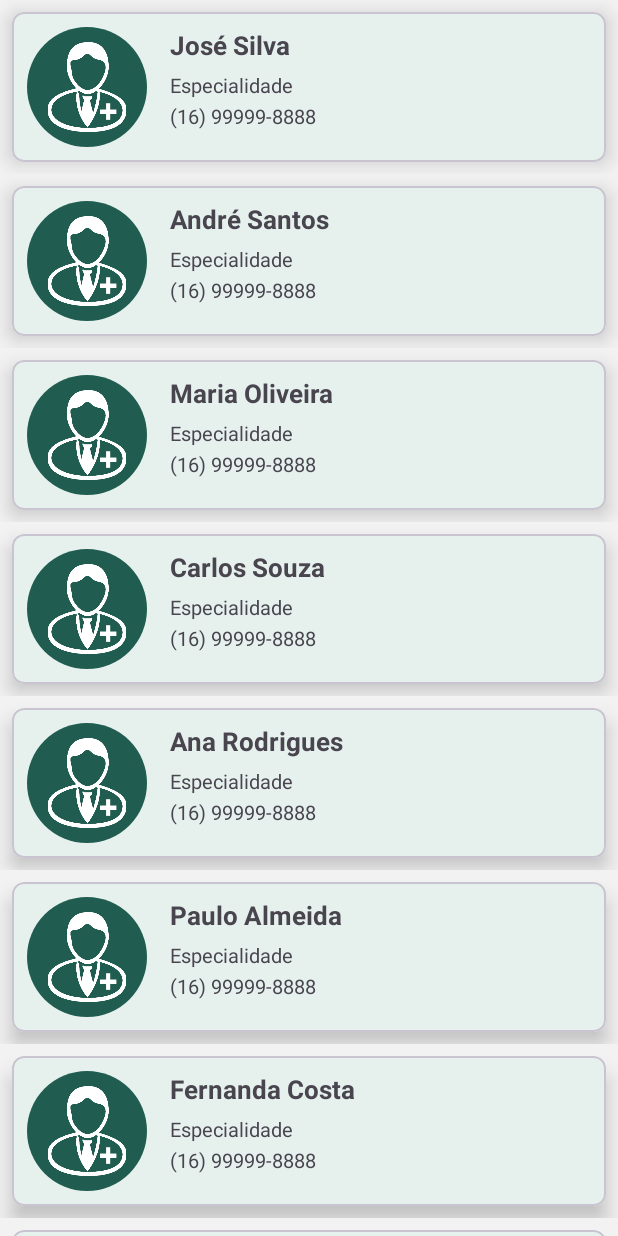
After one commit to GuilhermeVFSousa/voll-med-android, an Android app: the DoctorsFragment screen opened through its navigation route, on a phone screen of 412 x 824 dp. The commit adds this screen. Run offline under Robolectric (Android 15) with nearby library versions, the phone set to English and light mode, and no system bars; our stand-ins replace data binding.

Commit message:
add splash and doctors view

```diff
--- a/app/build.gradle
+++ b/app/build.gradle
@@ -52,6 +52,7 @@ dependencies {
     implementation 'androidx.legacy:legacy-support-v4:1.0.0'
     implementation 'androidx.lifecycle:lifecycle-livedata-ktx:2.6.1'
     implementation 'androidx.lifecycle:lifecycle-viewmodel-ktx:2.6.1'
+    implementation 'androidx.core:core-ktx:1.10.0'
     def nav_version = "2.5.3"
     def paging_version = "3.1.0"
 
--- /dev/null
+++ b/app/src/main/java/com/gvfs/vollmed/features/doctor/DoctorsAdapter.kt
@@ -0,0 +1,31 @@
+package com.gvfs.vollmed.features.doctor
+
+import android.view.LayoutInflater
+import android.view.ViewGroup
+import androidx.recyclerview.widget.RecyclerView
+import com.gvfs.vollmed.databinding.FragmentDoctorListItemBinding
+import com.gvfs.vollmed.features.doctor.model.DoctorModel
+
+class DoctorsAdapter(private val doctors: List<DoctorModel>): RecyclerView.Adapter<DoctorsAdapter.ViewHolder>() {
+
+    inner class ViewHolder(val binder: FragmentDoctorListItemBinding): RecyclerView.ViewHolder(binder.root) {
+
+    }
+
+    override fun onCreateViewHolder(parent: ViewGroup, viewType: Int): ViewHolder {
+       val binding = FragmentDoctorListItemBinding.inflate(LayoutInflater.from(parent.context), parent, false)
+        return ViewHolder(binding)
+    }
+
+    override fun getItemCount(): Int {
+        return doctors.size
+    }
+
+    override fun onBindViewHolder(holder: ViewHolder, position: Int) {
+        val currentDoctor = doctors[position]
+        holder.binder.apply {
+            doctor = currentDoctor
+            executePendingBindings()
+        }
+    }
+}
--- /dev/null
+++ b/app/src/main/java/com/gvfs/vollmed/features/doctor/DoctorsFragment.kt
@@ -0,0 +1,37 @@
+package com.gvfs.vollmed.features.doctor
+
+import androidx.lifecycle.ViewModelProvider
+import android.os.Bundle
+import androidx.fragment.app.Fragment
+import android.view.LayoutInflater
+import android.view.View
+import android.view.ViewGroup
+import androidx.fragment.app.viewModels
+import com.gvfs.vollmed.R
+import com.gvfs.vollmed.databinding.FragmentDoctorsBinding
+
+class DoctorsFragment : Fragment() {
+
+    companion object {
+        fun newInstance() = DoctorsFragment()
+    }
+
+    private val viewModel: DoctorsViewModel by viewModels()
+    private lateinit var adapter: DoctorsAdapter
+
+    override fun onCreateView(
+        inflater: LayoutInflater, container: ViewGroup?,
+        savedInstanceState: Bundle?
+    ): View {
+
+        adapter = DoctorsAdapter(viewModel.getDoctors())
+
+       val bind = FragmentDoctorsBinding.inflate(inflater, container, false).apply {
+           viewModel = this@DoctorsFragment.viewModel
+           adapter = this@DoctorsFragment.adapter
+           lifecycleOwner = this@DoctorsFragment.viewLifecycleOwner
+       }
+        return bind.root
+    }
+
+}
--- /dev/null
+++ b/app/src/main/java/com/gvfs/vollmed/features/doctor/DoctorsViewModel.kt
@@ -0,0 +1,28 @@
+package com.gvfs.vollmed.features.doctor
+
+import androidx.lifecycle.ViewModel
+import com.gvfs.vollmed.features.doctor.model.DoctorModel
+
+class DoctorsViewModel : ViewModel() {
+    // TODO: Implement the ViewModel
+
+
+    fun getDoctors(): List<DoctorModel> {
+        return listOf(
+            DoctorModel(1, "José Silva"),
+            DoctorModel(2, "André Santos"),
+            DoctorModel(3, "Maria Oliveira"),
+            DoctorModel(4, "Carlos Souza"),
+            DoctorModel(5, "Ana Rodrigues"),
+            DoctorModel(6, "Paulo Almeida"),
+            DoctorModel(7, "Fernanda Costa"),
+            DoctorModel(8, "Luiz Pereira"),
+            DoctorModel(9, "Mariana Gomes"),
+            DoctorModel(10, "Ricardo Fernandes"),
+            DoctorModel(11, "Camila Cardoso"),
+            DoctorModel(12, "Pedro Martins"),
+            DoctorModel(13, "Sofia Barbosa"),
+            DoctorModel(14, "Gustavo Lima")
+        )
+    }
+}
--- /dev/null
+++ b/app/src/main/java/com/gvfs/vollmed/features/doctor/model/DoctorModel.kt
@@ -0,0 +1,3 @@
+package com.gvfs.vollmed.features.doctor.model
+
+data class DoctorModel(val id: Int, val name: String)
--- a/app/src/main/java/com/gvfs/vollmed/features/home/HomeFragment.kt
+++ b/app/src/main/java/com/gvfs/vollmed/features/home/HomeFragment.kt
@@ -6,7 +6,10 @@ import androidx.fragment.app.Fragment
 import android.view.LayoutInflater
 import android.view.View
 import android.view.ViewGroup
+import androidx.fragment.app.viewModels
+import androidx.navigation.findNavController
 import com.gvfs.vollmed.R
+import com.gvfs.vollmed.databinding.FragmentHomeBinding
 
 class HomeFragment : Fragment() {
 
@@ -14,19 +17,29 @@ class HomeFragment : Fragment() {
         fun newInstance() = HomeFragment()
     }
 
-    private lateinit var viewModel: HomeViewModel
+    private val viewModel: HomeViewModel by viewModels()
+    private var bind: FragmentHomeBinding? = null
 
     override fun onCreateView(
         inflater: LayoutInflater, container: ViewGroup?,
         savedInstanceState: Bundle?
     ): View? {
-        return inflater.inflate(R.layout.fragment_home, container, false)
+       bind =  FragmentHomeBinding.inflate(inflater, container, false).apply {
+       }
+        return bind?.root
     }
 
-    override fun onActivityCreated(savedInstanceState: Bundle?) {
-        super.onActivityCreated(savedInstanceState)
-        viewModel = ViewModelProvider(this).get(HomeViewModel::class.java)
-        // TODO: Use the ViewModel
+    override fun onViewCreated(view: View, savedInstanceState: Bundle?) {
+        bind?.llMedicos?.setOnClickListener {
+            view.findNavController().navigate(
+                HomeFragmentDirections.actionHomeFragmentToDoctorsFragment()
+            )
+        }
+    }
+
+    override fun onDestroy() {
+        super.onDestroy()
+        bind = null
     }
 
 }
--- a/app/src/main/java/com/gvfs/vollmed/features/login/LoginFragment.kt
+++ b/app/src/main/java/com/gvfs/vollmed/features/login/LoginFragment.kt
@@ -6,6 +6,7 @@ import androidx.fragment.app.Fragment
 import android.view.LayoutInflater
 import android.view.View
 import android.view.ViewGroup
+import androidx.fragment.app.viewModels
 import androidx.navigation.NavController
 import androidx.navigation.fragment.findNavController
 import com.gvfs.vollmed.R
@@ -17,7 +18,7 @@ class LoginFragment : Fragment() {
         fun newInstance() = LoginFragment()
     }
 
-    private lateinit var viewModel: LoginViewModel
+    private val viewModel: LoginViewModel by viewModels()
 
     override fun onCreateView(
         inflater: LayoutInflater, container: ViewGroup?,
--- a/app/src/main/java/com/gvfs/vollmed/features/login/LoginViewModel.kt
+++ b/app/src/main/java/com/gvfs/vollmed/features/login/LoginViewModel.kt
@@ -1,6 +1,7 @@
 package com.gvfs.vollmed.features.login
 
 import androidx.lifecycle.ViewModel
+import com.gvfs.vollmed.features.doctor.model.DoctorModel
 
 class LoginViewModel : ViewModel() {
     // TODO: Implement the ViewModel
--- /dev/null
+++ b/app/src/main/java/com/gvfs/vollmed/splash/activity_splash.kt
@@ -0,0 +1,42 @@
+package com.gvfs.vollmed.splash
+
+import android.animation.ObjectAnimator
+import android.animation.PropertyValuesHolder
+import android.content.Intent
+import android.os.Bundle
+import android.os.Handler
+import android.view.animation.AccelerateDecelerateInterpolator
+import android.widget.ImageView
+import androidx.appcompat.app.AppCompatActivity
+import com.gvfs.vollmed.MainActivity
+import com.gvfs.vollmed.R
+
+
+class activity_splash : AppCompatActivity() {
+
+    private val SPLASH_DISPLAY_LENGTH = 4000L
+    private val FADE_DURATION = 3000L
+
+
+    override fun onCreate(savedInstanceState: Bundle?) {
+        super.onCreate(savedInstanceState)
+        setContentView(R.layout.activity_splash)
+
+        val splashImage = findViewById<ImageView>(R.id.splashImage)
+
+        val animator = ObjectAnimator.ofPropertyValuesHolder(
+            splashImage,
+            PropertyValuesHolder.ofFloat("alpha", 0f, 1f)
+        )
+        animator.interpolator = AccelerateDecelerateInterpolator()
+        animator.duration = FADE_DURATION
+        animator.start()
+
+        Handler().postDelayed(Runnable {
+            val mainIntent = Intent(this, MainActivity::class.java)
+            startActivity(mainIntent)
+            finish()
+        }, SPLASH_DISPLAY_LENGTH)
+
+    }
+}
--- /dev/null
+++ b/app/src/main/res/drawable/image_rounded_background.xml
@@ -0,0 +1,8 @@
+<selector xmlns:android="http://schemas.android.com/apk/res/android">
+    <item>
+        <shape>
+            <solid android:color="#205d50" />
+            <corners android:radius="1000dp" />
+        </shape>
+    </item>
+</selector>
--- /dev/null
+++ b/app/src/main/res/layout/activity_splash.xml
@@ -0,0 +1,15 @@
+<?xml version="1.0" encoding="utf-8"?>
+<RelativeLayout xmlns:android="http://schemas.android.com/apk/res/android"
+    xmlns:tools="http://schemas.android.com/tools"
+    android:layout_width="match_parent"
+    android:layout_height="match_parent"
+    android:background="@color/white">
+
+    <ImageView
+        android:id="@+id/splashImage"
+        android:layout_width="match_parent"
+        android:layout_height="match_parent"
+        android:scaleType="center"
+        android:src="@drawable/logo_vollmed" />
+
+</RelativeLayout>
--- /dev/null
+++ b/app/src/main/res/layout/fragment_doctor_list_item.xml
@@ -0,0 +1,75 @@
+<?xml version="1.0" encoding="utf-8"?>
+<layout xmlns:android="http://schemas.android.com/apk/res/android"
+    xmlns:app="http://schemas.android.com/apk/res-auto"
+    xmlns:tools="http://schemas.android.com/tools">
+
+    <data>
+        <variable
+            name="doctor"
+            type="com.gvfs.vollmed.features.doctor.model.DoctorModel" />
+    </data>
+
+    <LinearLayout
+        android:layout_width="match_parent"
+        android:layout_height="wrap_content"
+        android:orientation="vertical">
+
+        <com.google.android.material.card.MaterialCardView
+            android:layout_width="match_parent"
+            android:layout_height="wrap_content"
+            android:layout_margin="8dp"
+            app:cardCornerRadius="8dp"
+            app:cardElevation="8dp">
+
+            <LinearLayout
+                android:layout_width="match_parent"
+                android:layout_height="wrap_content"
+                android:layout_margin="10dp"
+                android:orientation="horizontal">
+
+                <ImageView
+                    android:layout_width="80dp"
+                    android:layout_height="80dp"
+                    android:layout_gravity="center"
+                    android:padding="10dp"
+                    android:background="@drawable/image_rounded_background"
+                    android:src="@drawable/icon_medico"/>
+
+                <LinearLayout
+                    android:layout_width="match_parent"
+                    android:layout_height="wrap_content"
+                    android:orientation="vertical"
+                    android:layout_marginStart="15dp">
+
+                    <TextView
+                        android:layout_width="match_parent"
+                        android:layout_height="wrap_content"
+                        android:textSize="17sp"
+                        android:textStyle="bold"
+                        android:text="@{doctor.name}" />
+                    <TextView
+                        android:layout_width="match_parent"
+                        android:layout_height="wrap_content"
+                        android:textSize="13sp"
+                        android:layout_marginTop="5dp"
+                        android:text="Especialidade" />
+
+                    <TextView
+                        android:layout_width="match_parent"
+                        android:layout_height="wrap_content"
+                        android:textSize="13sp"
+                        android:layout_marginTop="2dp"
+                        android:text="(16) 99999-8888" />
+
+                </LinearLayout>
+
+            </LinearLayout>
+
+
+
+        </com.google.android.material.card.MaterialCardView>
+
+    </LinearLayout>
+
+
+</layout>
--- /dev/null
+++ b/app/src/main/res/layout/fragment_doctors.xml
@@ -0,0 +1,22 @@
+<?xml version="1.0" encoding="utf-8"?>
+<layout xmlns:android="http://schemas.android.com/apk/res/android"
+    xmlns:app="http://schemas.android.com/apk/res-auto"
+    xmlns:tools="http://schemas.android.com/tools">
+
+    <data>
+        <variable
+            name="adapter"
+            type="com.gvfs.vollmed.features.doctor.DoctorsAdapter" />
+        <variable
+            name="viewModel"
+            type="com.gvfs.vollmed.features.doctor.DoctorsViewModel" />
+    </data>
+
+    <androidx.recyclerview.widget.RecyclerView
+        android:id="@+id/rv_doctors"
+        android:layout_width="match_parent"
+        android:layout_height="match_parent"
+        android:adapter="@{adapter}"
+        app:layoutManager="androidx.recyclerview.widget.LinearLayoutManager"
+        tools:listitem="@layout/fragment_doctor_list_item" />
+</layout>
--- a/app/src/main/res/navigation/nav_graph.xml
+++ b/app/src/main/res/navigation/nav_graph.xml
@@ -18,5 +18,14 @@
         android:id="@+id/homeFragment"
         android:name="com.gvfs.vollmed.features.home.HomeFragment"
         android:label="fragment_home"
-        tools:layout="@layout/fragment_home" />
+        tools:layout="@layout/fragment_home" >
+        <action
+            android:id="@+id/action_homeFragment_to_doctorsFragment"
+            app:destination="@id/doctorsFragment" />
+    </fragment>
+    <fragment
+        android:id="@+id/doctorsFragment"
+        android:name="com.gvfs.vollmed.features.doctor.DoctorsFragment"
+        android:label="fragment_doctors"
+        tools:layout="@layout/fragment_doctors" />
 </navigation>
--- a/build.gradle
+++ b/build.gradle
@@ -1,9 +1,14 @@
 // Top-level build file where you can add configuration options common to all sub-projects/modules.
 buildscript {
+    ext {
+        kotlin_version = '1.8.21'
+    }
     repositories {
         google()
+        mavenCentral()
     }
     dependencies {
+        classpath "org.jetbrains.kotlin:kotlin-gradle-plugin:$kotlin_version"
         def nav_version = "2.5.3"
         classpath "androidx.navigation:navigation-safe-args-gradle-plugin:$nav_version"
     }
```
Also changed, not shown: app/src/main/AndroidManifest.xml (+6 -2 lines).
